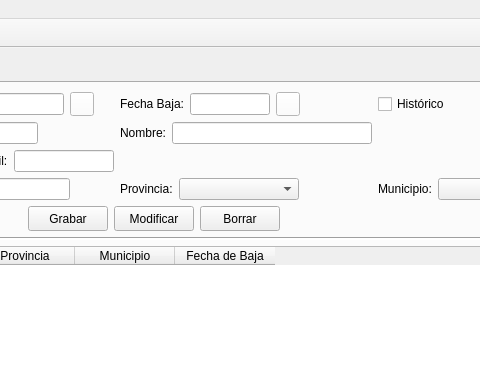
Old version of the form templates/venPrincipal.ui in the repository BuaTeijeiro/ProyectoDI; both pictures show x 446 to 926 and y 0 to 378 of the 1200 by 800 pixel window.
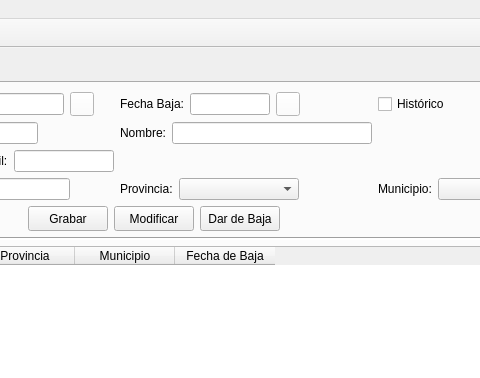
New version of the form. Icons and pictures are not drawn.

```diff
--- a/templates/venPrincipal.ui
+++ b/templates/venPrincipal.ui
@@ -685,7 +685,7 @@
                </size>
               </property>
               <property name="text">
-               <string>Borrar</string>
+               <string>Dar de Baja</string>
               </property>
              </widget>
             </item>
```
Left out of the diff: 6 changed lines with no effect on the pictures.
